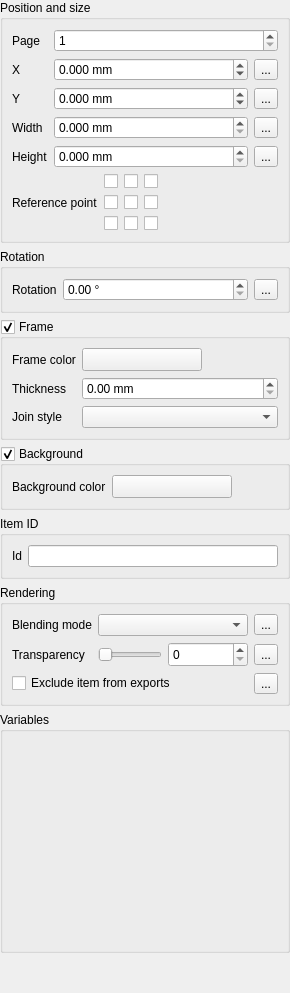
Qt form src/ui/composer/qgscomposeritemwidgetbase.ui (qgis/QGIS) before a commit.
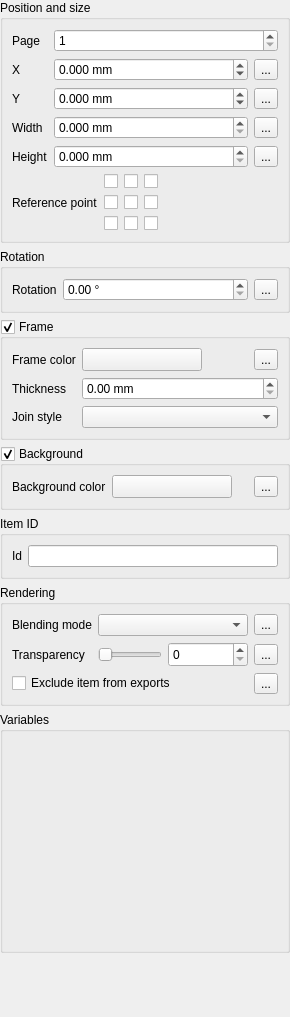
The same form after that commit. Custom widgets are drawn as their Qt base class.

Commit message: [FEATURE][composer] Data definable item frame and background colors

Patch:
```diff
--- a/src/ui/composer/qgscomposeritemwidgetbase.ui
+++ b/src/ui/composer/qgscomposeritemwidgetbase.ui
@@ -7,7 +7,7 @@
     <x>0</x>
     <y>0</y>
     <width>290</width>
-    <height>847</height>
+    <height>1017</height>
    </rect>
   </property>
   <property name="windowTitle">
@@ -453,6 +453,13 @@
           </property>
          </spacer>
         </item>
+        <item>
+         <widget class="QgsDataDefinedButtonV2" name="mItemFrameColorDDBtn">
+          <property name="text">
+           <string>...</string>
+          </property>
+         </widget>
+        </item>
        </layout>
       </item>
       <item row="1" column="0">
@@ -572,6 +579,13 @@
           </property>
          </spacer>
         </item>
+        <item>
+         <widget class="QgsDataDefinedButtonV2" name="mItemBackgroundColorDDBtn">
+          <property name="text">
+           <string>...</string>
+          </property>
+         </widget>
+        </item>
        </layout>
       </item>
      </layout>
```
Left out of the diff: 2 changed lines with no effect on the pictures. The commit also changes 8 other files.
